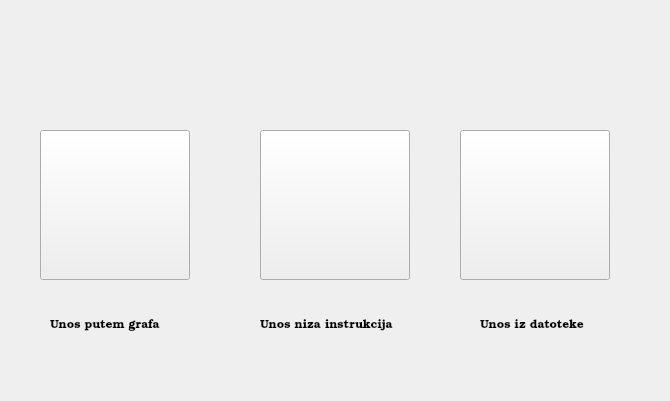
First picture: the form in pocetna.ui, repository trznjak/rs15-15, before the edit.
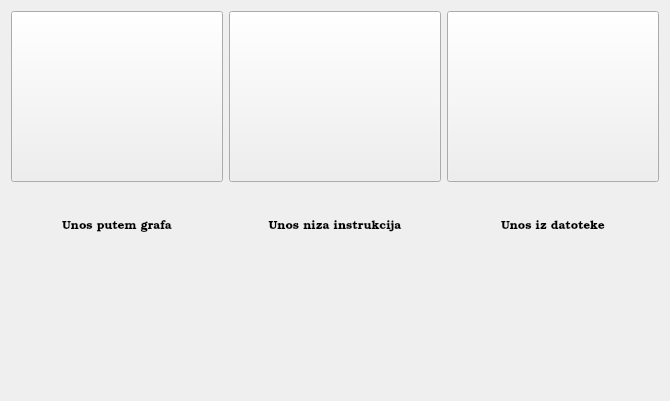
Second picture: the form after the edit.

Patch:
```diff
--- a/pocetna.ui
+++ b/pocetna.ui
@@ -16,14 +16,52 @@
   <property name="layoutDirection">
    <enum>Qt::LeftToRight</enum>
   </property>
+  <layout class="QVBoxLayout" name="verticalLayout">
+   <item>
+    <layout class="QHBoxLayout" name="horizontalLayout">
+     <item>
+      <layout class="QGridLayout" name="gridLayout">
+       <property name="horizontalSpacing">
+        <number>6</number>
+       </property>
+       <property name="verticalSpacing">
+        <number>38</number>
+       </property>
+       <item row="1" column="1">
+        <widget class="QLabel" name="label_2">
+         <property name="font">
+          <font>
+           <family>URW Bookman L</family>
+          </font>
+         </property>
+         <property name="text">
+          <string>Unos niza instrukcija</string>
+         </property>
+         <property name="alignment">
+          <set>Qt::AlignHCenter|Qt::AlignTop</set>
+         </property>
+        </widget>
+       </item>
+       <item row="0" column="2">
+        <widget class="QPushButton" name="pushButton_3">
+         <property name="sizePolicy">
+          <sizepolicy hsizetype="Minimum" vsizetype="Minimum">
+           <horstretch>0</horstretch>
+           <verstretch>0</verstretch>
+          </sizepolicy>
+         </property>
+         <property name="text">
+          <string/>
+         </property>
+        </widget>
+       </item>
+       <item row="0" column="0">
   <widget class="QPushButton" name="pushButton">
-   <property name="geometry">
-    <rect>
-     <x>40</x>
-     <y>130</y>
-     <width>150</width>
-     <height>150</height>
-    </rect>
+         <property name="sizePolicy">
+          <sizepolicy hsizetype="Minimum" vsizetype="Minimum">
+           <horstretch>0</horstretch>
+           <verstretch>0</verstretch>
+          </sizepolicy>
    </property>
    <property name="autoFillBackground">
     <bool>false</bool>
@@ -32,41 +70,9 @@
     <string/>
    </property>
   </widget>
-  <widget class="QPushButton" name="pushButton_2">
-   <property name="geometry">
-    <rect>
-     <x>260</x>
-     <y>130</y>
-     <width>150</width>
-     <height>150</height>
-    </rect>
-   </property>
-   <property name="text">
-    <string/>
-   </property>
-  </widget>
-  <widget class="QPushButton" name="pushButton_3">
-   <property name="geometry">
-    <rect>
-     <x>460</x>
-     <y>130</y>
-     <width>150</width>
-     <height>150</height>
-    </rect>
-   </property>
-   <property name="text">
-    <string/>
-   </property>
-  </widget>
+       </item>
+       <item row="1" column="0">
   <widget class="QLabel" name="label">
-   <property name="geometry">
-    <rect>
-     <x>50</x>
-     <y>300</y>
-     <width>131</width>
-     <height>51</height>
-    </rect>
-   </property>
    <property name="font">
     <font>
      <family>URW Bookman L</family>
@@ -78,34 +84,13 @@
    <property name="textFormat">
     <enum>Qt::PlainText</enum>
    </property>
-  </widget>
-  <widget class="QLabel" name="label_2">
-   <property name="geometry">
-    <rect>
-     <x>260</x>
-     <y>310</y>
-     <width>161</width>
-     <height>31</height>
-    </rect>
-   </property>
-   <property name="font">
-    <font>
-     <family>URW Bookman L</family>
-    </font>
-   </property>
-   <property name="text">
-    <string>Unos niza instrukcija</string>
-   </property>
-  </widget>
+         <property name="alignment">
+          <set>Qt::AlignHCenter|Qt::AlignTop</set>
+         </property>
+        </widget>
+       </item>
+       <item row="1" column="2">
   <widget class="QLabel" name="label_3">
-   <property name="geometry">
-    <rect>
-     <x>480</x>
-     <y>310</y>
-     <width>131</width>
-     <height>31</height>
-    </rect>
-   </property>
    <property name="font">
     <font>
      <family>URW Bookman L</family>
@@ -114,7 +99,29 @@
    <property name="text">
     <string>Unos iz datoteke</string>
    </property>
-  </widget>
+         <property name="alignment">
+          <set>Qt::AlignHCenter|Qt::AlignTop</set>
+         </property>
+        </widget>
+       </item>
+       <item row="0" column="1">
+        <widget class="QPushButton" name="pushButton_2">
+         <property name="sizePolicy">
+          <sizepolicy hsizetype="Minimum" vsizetype="Minimum">
+           <horstretch>0</horstretch>
+           <verstretch>0</verstretch>
+          </sizepolicy>
+         </property>
+         <property name="text">
+          <string/>
+         </property>
+        </widget>
+       </item>
+      </layout>
+     </item>
+    </layout>
+   </item>
+  </layout>
  </widget>
  <layoutdefault spacing="6" margin="11"/>
  <resources/>
```
Lines whose indentation alone changed are shown as unchanged.
